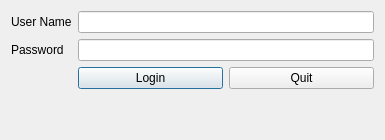
Before: the Qt Designer form login.ui in umeshramya/Clinic, drawn with Qt 5.
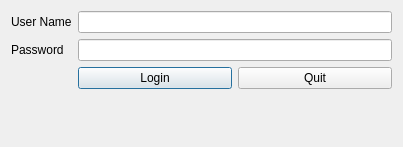
After: the same form once the commit is applied. Icons and pictures are not drawn.

What changed in the file:
```diff
--- a/login.ui
+++ b/login.ui
@@ -6,8 +6,8 @@
    <rect>
     <x>0</x>
     <y>0</y>
-    <width>385</width>
-    <height>140</height>
+    <width>403</width>
+    <height>147</height>
    </rect>
   </property>
   <property name="windowTitle">
```
